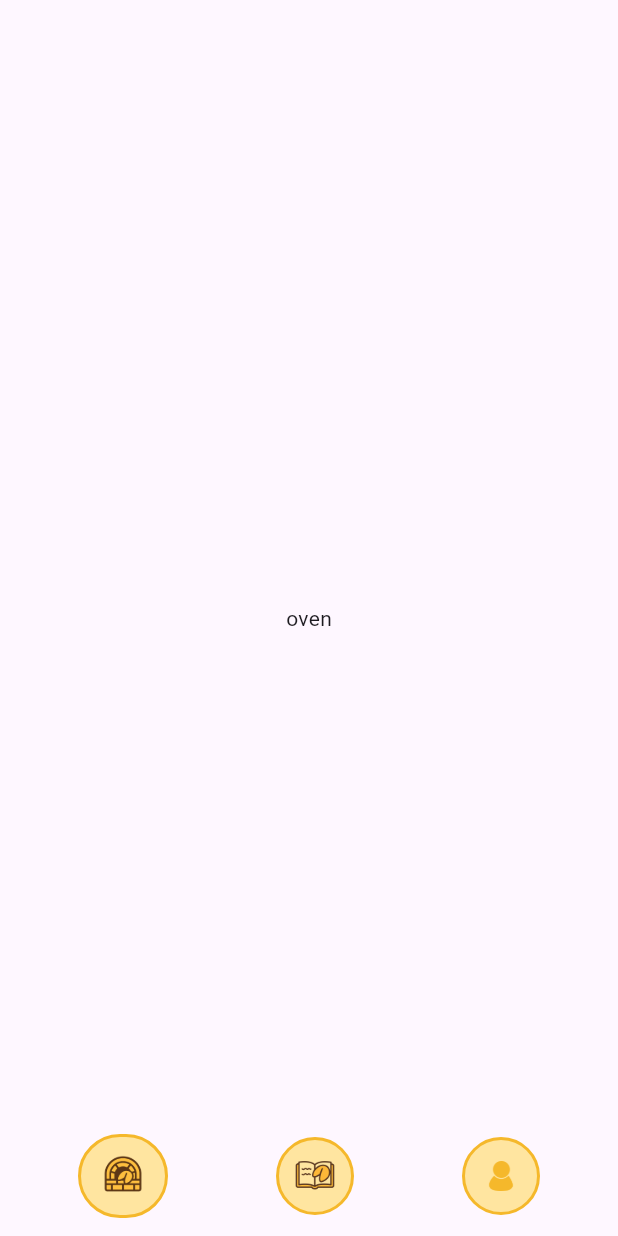
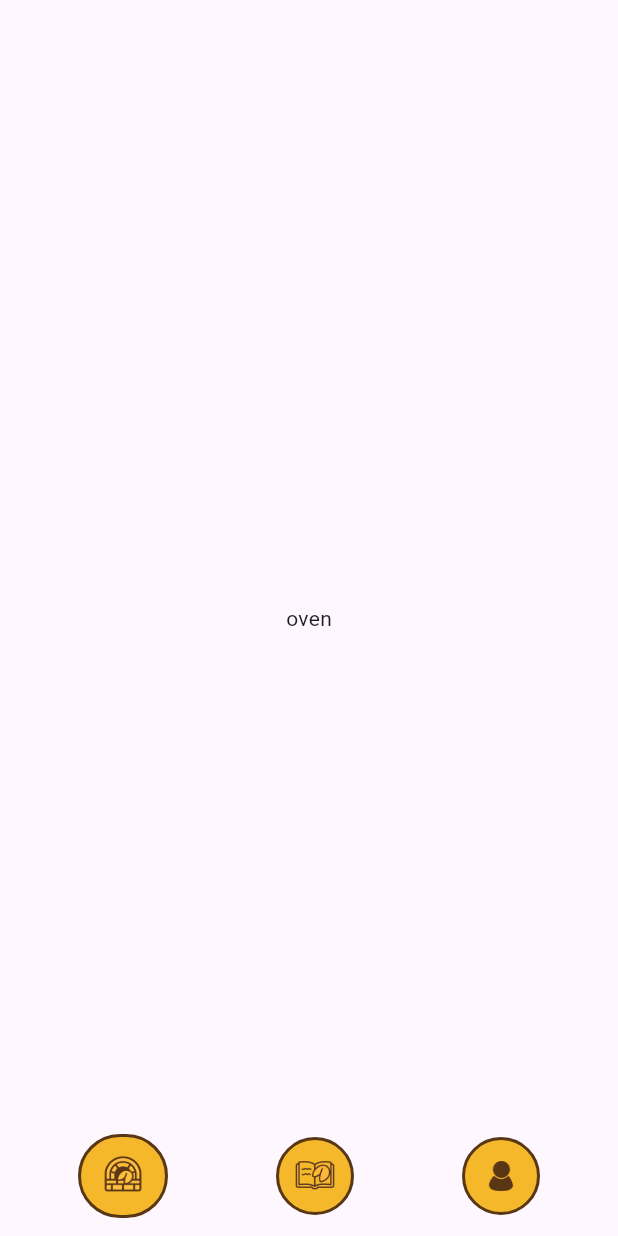
Before and after one commit to corangg/Cookie, a Flutter app: the screen it shows after launch, on a phone screen of 412 x 824 dp. Run offline on Flutter 3.47's test engine with Material 3 defaults, Android fonts, the phone set to English and light mode, and no system bars.

Commit message:
Chore: Icon 변경

```diff
--- a/lib/widgets/bottom_nav_item.dart
+++ b/lib/widgets/bottom_nav_item.dart
@@ -25,7 +25,7 @@ class BottomNavItem extends StatelessWidget {
       padding: const EdgeInsets.all(8),
       decoration: BoxDecoration(
         color: AppColor.bottomNavigationBarIconBackground,
-        border: Border.all(color: AppColor.bottomNavigationBarIcon, width: 2),
+        border: Border.all(color: AppColor.bottomNavigationBarBorder, width: 2),
         borderRadius: BorderRadius.circular(32),
       ),
       child: Image.asset(
@@ -57,14 +57,14 @@ class BottomNavProfileItem extends StatelessWidget {
       padding: EdgeInsets.all(isSelected ? 12 : 14),
       decoration: BoxDecoration(
         color: AppColor.bottomNavigationBarIconBackground,
-        border: Border.all(color: AppColor.bottomNavigationBarIcon, width: 2),
+        border: Border.all(color: AppColor.bottomNavigationBarBorder, width: 2),
         borderRadius: BorderRadius.circular(
           AppSize.bottomNavigationBarIconRadius,
         ),
       ),
       child: Image.asset(
         iconAssets,
-        color: AppColor.bottomNavigationBarIcon,
+        color: AppColor.bottomNavigationBarBorder,
         width: isSelected
             ? AppSize.bottomNavigationBarActiveIcon - 8
             : AppSize.bottomNavigationBarIcon - 12,
--- a/packages/core/lib/values/app_color.dart
+++ b/packages/core/lib/values/app_color.dart
@@ -2,7 +2,7 @@ import 'package:flutter/material.dart';
 
 class AppColor {
   static const mainBackground = Color(0xFFFFE5A0);
-  static const bottomNavigationBarIconBackground = Color(0xFFFFE5A0);
+  static const bottomNavigationBarIconBackground = Color(0xFFF5B82B);
   static const bottomNavigationBarIcon = Color(0xFFF5B82B);
   static const bottomNavigationBarBorder = Color(0xFF593714);
 }
```
